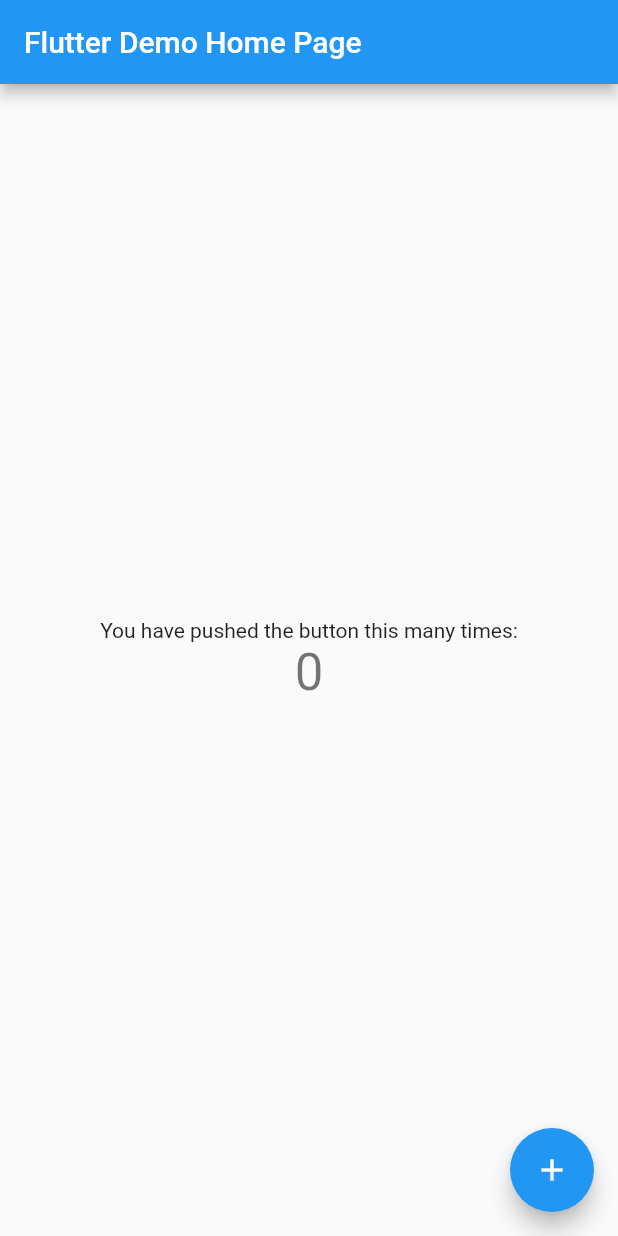
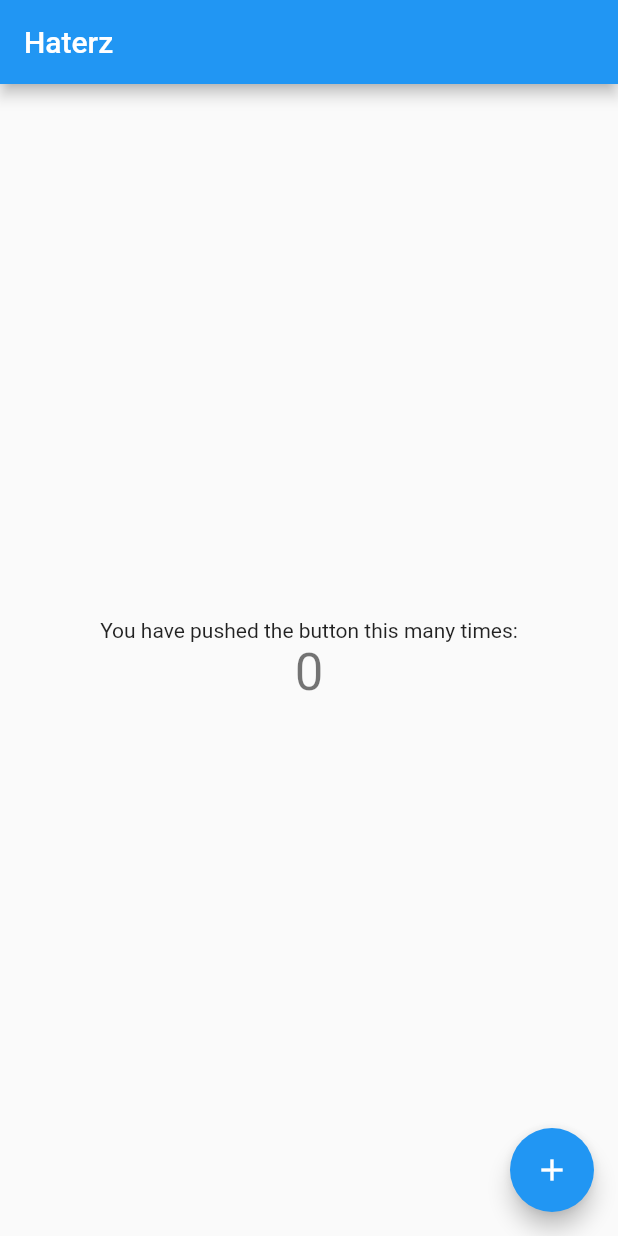
Before and after one commit to Filmaluco/haterz, a Flutter app: the screen it shows after launch, on a phone screen of 412 x 824 dp. Run offline on Flutter 3.47's test engine with Material 2 defaults, Android fonts, the phone set to English and light mode, and no system bars.

```diff
--- a/lib/main.dart
+++ b/lib/main.dart
@@ -19,7 +19,7 @@ class MyApp extends StatelessWidget {
         // counter didn't reset back to zero; the application is not restarted.
         primarySwatch: Colors.blue,
       ),
-      home: new MyHomePage(title: 'Flutter Demo Home Page'),
+      home: new MyHomePage(title: 'Haterz'),
     );
   }
 }
```
Also changed, not shown: 4 other files.
